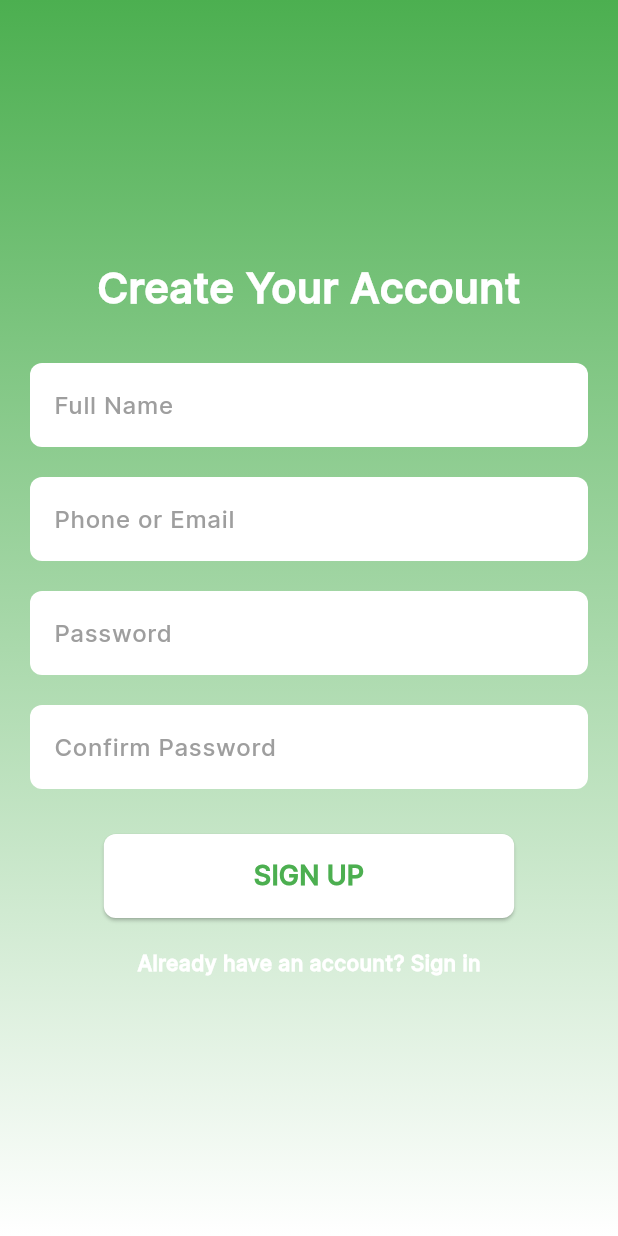
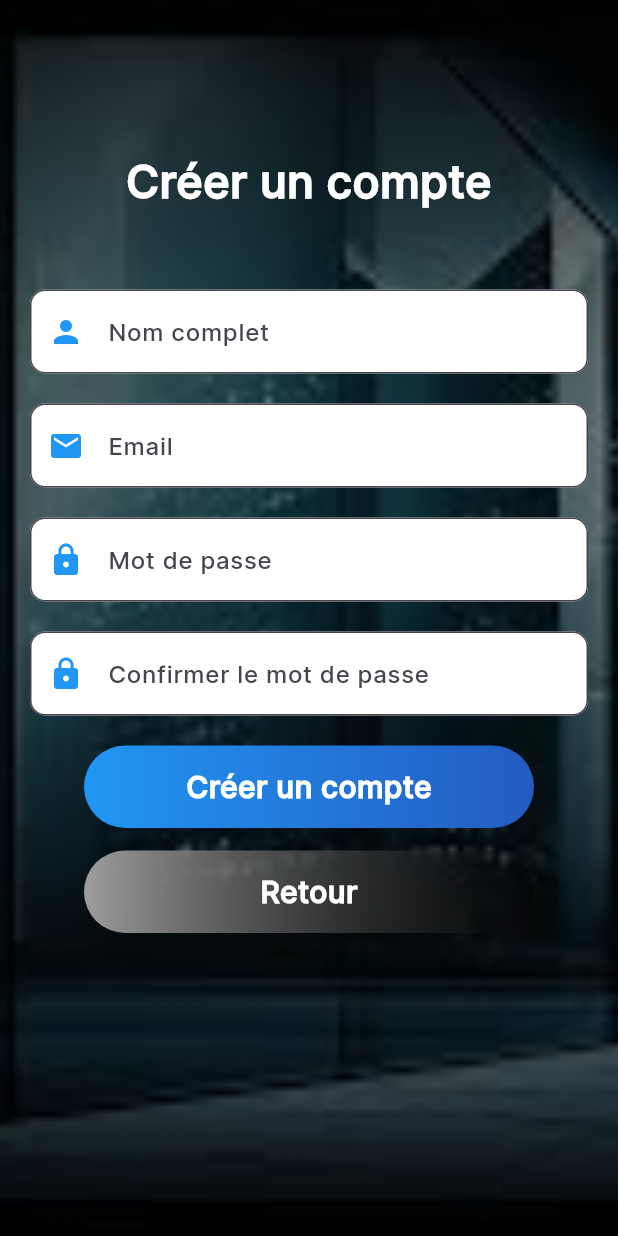
Before and after one commit to ahmed098762478/Flutter_App, a Flutter app: the RegScreen screen opened directly, on a phone screen of 412 x 824 dp. Run offline on Flutter 3.47's test engine with Material 3 defaults, Android fonts, the phone set to English and light mode, and no system bars.

Commit message:
background

```diff
--- a/Login_Signup_pages-master/lib/Register.dart
+++ b/Login_Signup_pages-master/lib/Register.dart
@@ -1,51 +1,53 @@
 import 'package:flutter/material.dart';
 
-class RegScreen extends StatelessWidget {
+class RegScreen extends StatefulWidget {
   const RegScreen({super.key});
 
   @override
+  _RegScreenState createState() => _RegScreenState();
+}
+
+class _RegScreenState extends State<RegScreen> {
+  @override
   Widget build(BuildContext context) {
     return Scaffold(
-      body: Container(
-        width: double.infinity,
-        height: double.infinity,
-        decoration: const BoxDecoration(
-          gradient: LinearGradient(
-            begin: Alignment.topCenter,
-            end: Alignment.bottomCenter,
-            colors: [
-              Color(0xff4CAF50),
-              Colors.white,
-            ],
+      body: Stack(
+        children: [
+          // Arrière-plan image couvrant tout l'écran
+          Positioned.fill(
+            child: Image.asset(
+              'assets/images.jpeg', // Assurez-vous que ce fichier existe
+              fit: BoxFit.cover,
             ),
           ),
-        child: Center(
+          Positioned.fill(
+            child: Container(
+              color: Colors.black.withOpacity(0.5), // Fond semi-transparent
               child: SingleChildScrollView(
-            padding: const EdgeInsets.symmetric(horizontal: 20),
+                padding: const EdgeInsets.symmetric(horizontal: 20.0),
                 child: Column(
                   mainAxisAlignment: MainAxisAlignment.center,
                   children: [
+                    const SizedBox(height: 100),
                     const Text(
-                  'Create Your Account',
+                      'Créer un compte',
                       style: TextStyle(
-                    fontSize: 28,
+                        fontSize: 30,
+                        color: Colors.white,
                         fontWeight: FontWeight.bold,
-                    color: Colors.white,
                       ),
                       textAlign: TextAlign.center,
                     ),
-                const SizedBox(height: 30),
-
+                    const SizedBox(height: 50),
                     const TextField(
                       decoration: InputDecoration(
                         filled: true,
                         fillColor: Colors.white,
                         border: OutlineInputBorder(
-                      borderRadius: BorderRadius.all(Radius.circular(8)),
-                      borderSide: BorderSide.none,
+                          borderRadius: BorderRadius.all(Radius.circular(10)),
                         ),
-                    labelText: 'Full Name',
-                    labelStyle: TextStyle(color: Colors.grey),
+                        labelText: 'Nom complet',
+                        prefixIcon: Icon(Icons.person, color: Colors.blue),
                       ),
                     ),
                     const SizedBox(height: 20),
@@ -54,11 +56,10 @@ class RegScreen extends StatelessWidget {
                         filled: true,
                         fillColor: Colors.white,
                         border: OutlineInputBorder(
-                      borderRadius: BorderRadius.all(Radius.circular(8)),
-                      borderSide: BorderSide.none,
+                          borderRadius: BorderRadius.all(Radius.circular(10)),
                         ),
-                    labelText: 'Phone or Email',
-                    labelStyle: TextStyle(color: Colors.grey),
+                        labelText: 'Email',
+                        prefixIcon: Icon(Icons.email, color: Colors.blue),
                       ),
                     ),
                     const SizedBox(height: 20),
@@ -68,11 +69,10 @@ class RegScreen extends StatelessWidget {
                         filled: true,
                         fillColor: Colors.white,
                         border: OutlineInputBorder(
-                      borderRadius: BorderRadius.all(Radius.circular(8)),
-                      borderSide: BorderSide.none,
+                          borderRadius: BorderRadius.all(Radius.circular(10)),
                         ),
-                    labelText: 'Password',
-                    labelStyle: TextStyle(color: Colors.grey),
+                        labelText: 'Mot de passe',
+                        prefixIcon: Icon(Icons.lock, color: Colors.blue),
                       ),
                     ),
                     const SizedBox(height: 20),
@@ -82,41 +82,66 @@ class RegScreen extends StatelessWidget {
                         filled: true,
                         fillColor: Colors.white,
                         border: OutlineInputBorder(
-                      borderRadius: BorderRadius.all(Radius.circular(8)),
-                      borderSide: BorderSide.none,
+                          borderRadius: BorderRadius.all(Radius.circular(10)),
                         ),
-                    labelText: 'Confirm Password',
-                    labelStyle: TextStyle(color: Colors.grey),
+                        labelText: 'Confirmer le mot de passe',
+                        prefixIcon: Icon(Icons.lock, color: Colors.blue),
                       ),
                     ),
-                const SizedBox(height: 30),
-
-                ElevatedButton(
-                  style: ElevatedButton.styleFrom(
-                    backgroundColor: Colors.white,
-                    padding: const EdgeInsets.symmetric(vertical: 15, horizontal: 100),
-                    shape: RoundedRectangleBorder(
-                      borderRadius: BorderRadius.circular(8),
+                    const SizedBox(height: 20),
+                    // Bouton "Créer un compte"
+                    GestureDetector(
+                      onTap: () {
+                        // Action à effectuer lors de la création d'un compte
+                      },
+                      child: Container(
+                        height: 55,
+                        width: 300,
+                        decoration: BoxDecoration(
+                          borderRadius: BorderRadius.circular(30),
+                          gradient: const LinearGradient(colors: [
+                            Colors.blue,
+                            Color.fromARGB(255, 36, 91, 193),
+                          ]),
                         ),
-                  ),
-                  onPressed: () {
-                  },
-                  child: const Text(
-                    'SIGN UP',
+                        child: const Center(
+                          child: Text(
+                            'Créer un compte',
                             style: TextStyle(
-                      color: Color(0xff4CAF50),
-                      fontSize: 18,
                               fontWeight: FontWeight.bold,
+                              fontSize: 20,
+                              color: Colors.white,
                             ),
                           ),
                         ),
-                const SizedBox(height: 20),
-                // Bottom Text
-                const Text(
-                  "Already have an account? Sign in",
+                      ),
+                    ),
+                    const SizedBox(height: 15),
+                    // Bouton "Retour à la connexion"
+                    GestureDetector(
+                      onTap: () {
+                        Navigator.pop(context);
+                      },
+                      child: Container(
+                        height: 55,
+                        width: 300,
+                        decoration: BoxDecoration(
+                          borderRadius: BorderRadius.circular(30),
+                          gradient: const LinearGradient(colors: [
+                            Colors.grey,
+                            Colors.black45,
+                          ]),
+                        ),
+                        child: const Center(
+                          child: Text(
+                            'Retour',
                             style: TextStyle(
+                              fontWeight: FontWeight.bold,
+                              fontSize: 20,
                               color: Colors.white,
-                    fontWeight: FontWeight.bold,
+                            ),
+                          ),
+                        ),
                       ),
                     ),
                   ],
@@ -124,6 +149,8 @@ class RegScreen extends StatelessWidget {
               ),
             ),
           ),
+        ],
+      ),
     );
   }
 }
```
Also changed, not shown: Login_Signup_pages-master/lib/Represent/dashboard.dart (+31 -24 lines), Login_Signup_pages-master/lib/loginScreen.dart (+24 -22 lines), Login_Signup_pages-master/assets/stars.jpg (added). Lines whose indentation alone changed are shown as unchanged.
